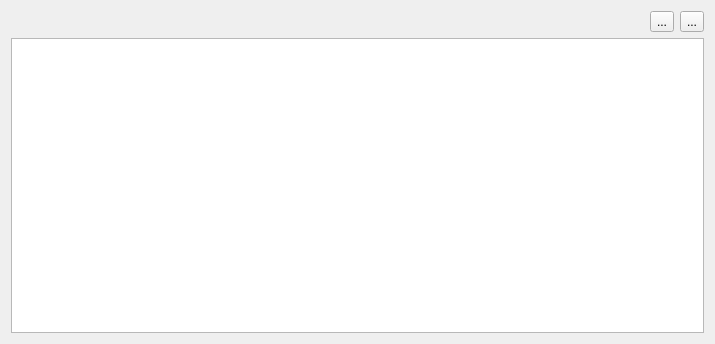
Before: the Qt Designer form french_locator_filter/gui/wdg_reverse_geocoding.ui in IGNF-Xavier/qgis-French-locator-filter, drawn with Qt 5.
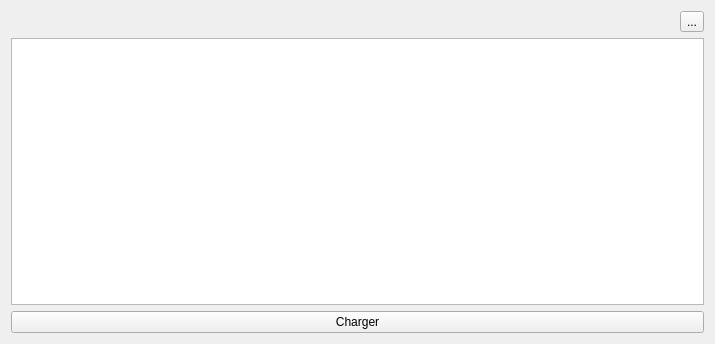
After: the same form once the commit is applied. Custom widgets are drawn as their Qt base class.

Commit message: feat(reverse geocoding): add documentation and update translation

```diff
--- a/french_locator_filter/gui/wdg_reverse_geocoding.ui
+++ b/french_locator_filter/gui/wdg_reverse_geocoding.ui
@@ -24,16 +24,16 @@
    <item row="0" column="0">
     <widget class="PointSelectionWidget" name="wdg_selection" native="true"/>
    </item>
-   <item row="0" column="2">
-    <widget class="QToolButton" name="btn_load">
+   <item row="1" column="0" colspan="2">
+    <widget class="QTableView" name="tbv_geocoder_result"/>
+   </item>
+   <item row="2" column="0" colspan="2">
+    <widget class="QPushButton" name="btn_load">
      <property name="text">
-      <string>...</string>
+      <string>Charger</string>
      </property>
     </widget>
    </item>
-   <item row="1" column="0" colspan="3">
-    <widget class="QTableView" name="tbv_geocoder_result"/>
-   </item>
   </layout>
  </widget>
  <customwidgets>
```
The commit also changes 5 other files.
